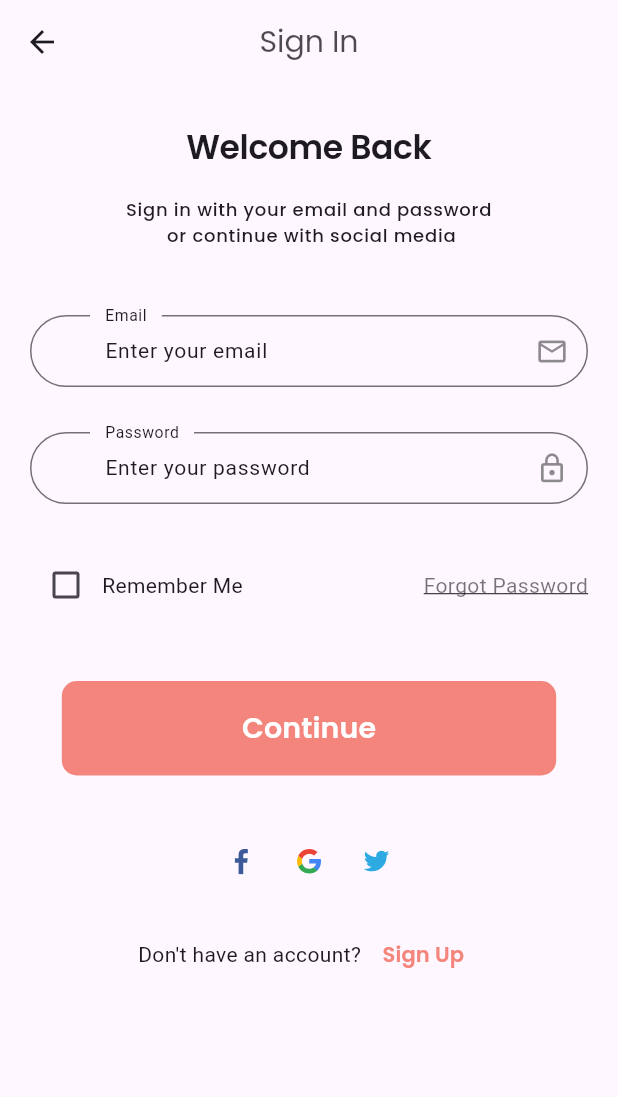
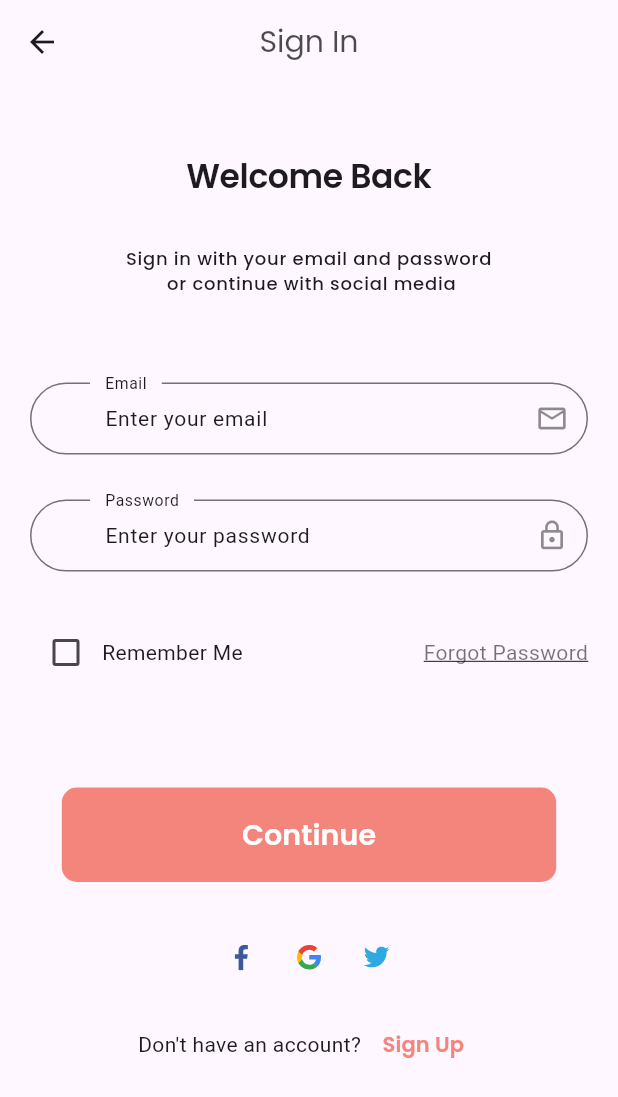
Before and after one commit to AbdelrhmanAmer/Complete-Commerce-App, a Flutter app: the LogIn screen opened by its route, on a phone screen of 412 x 824 dp. Shown: the top 1097 px of the screen. Run offline on Flutter 3.47's test engine with Material 3 defaults, Android fonts, the phone set to English and light mode, and no system bars; our stand-ins replace flutter_svg, get, google_fonts, shared_preferences; accounts and stored records are empty; project files that could hold a hidden picture were left out.

Commit message:
MediaQuery in Sign In Page

```diff
--- a/commplete_commerce_app/lib/view/screens/authentication/sign_in.dart
+++ b/commplete_commerce_app/lib/view/screens/authentication/sign_in.dart
@@ -10,6 +10,8 @@ class LogIn extends StatelessWidget {
 
   @override
   Widget build(BuildContext context) {
+    var size = MediaQuery.of(context).size;
+
     return SafeArea(
       child: Scaffold(
         appBar: AppBar(
@@ -30,25 +32,25 @@ class LogIn extends StatelessWidget {
             child: Column(
               crossAxisAlignment: CrossAxisAlignment.center,
               children: [
-                const SizedBox(height: 30),
+                SizedBox(height: size.height * .06),
                 Text('Welcome Back',
                     style: Theme.of(context).textTheme.displayLarge),
-                const SizedBox(height: 20),
+                SizedBox(height: size.height * .04),
                 Text(
                   'Sign in with your email and password\n or continue with social media',
                   style: Theme.of(context).textTheme.labelSmall,
                   textAlign: TextAlign.center,
                 ),
-                const SizedBox(height: 45),
+                SizedBox(height: size.height * .07),
                 SignInForm(),
-                const SizedBox(height: 40),
+                SizedBox(height: size.height * .08),
                 CustomButton(
                   backgroundColor: AppColor.primaryColor,
                   foregroundColor: Colors.white,
                   text: 'Continue',
                   press: () {},
                 ),
-                const SizedBox(height: 40),
+                SizedBox(height: size.height * .04),
                 Row(
                   mainAxisAlignment: MainAxisAlignment.center,
                   children: [
@@ -68,7 +70,7 @@ class LogIn extends StatelessWidget {
                     ),
                   ],
                 ),
-                const SizedBox(height: 20),
+                SizedBox(height: size.height * .02),
                 Row(
                   mainAxisAlignment: MainAxisAlignment.center,
                   children: [
@@ -84,7 +86,8 @@ class LogIn extends StatelessWidget {
                       ),
                     )
                   ],
-                )
+                ),
+                SizedBox(height: size.height * .01),
               ],
             ),
           ),
```
